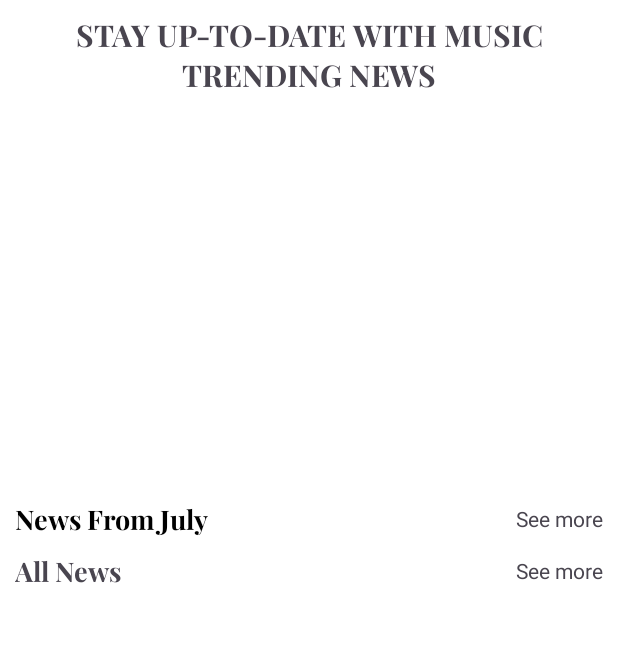
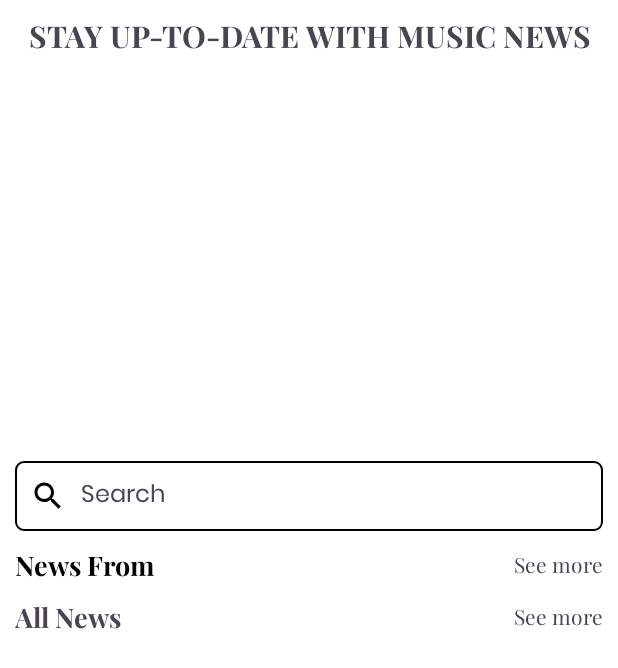
Before and after one commit to m4ykey/SndQue, an Android app: the fragment HomeFragment shown on its own in the app's theme, on a phone screen of 412 x 824 dp. Shown: the top 668 px of the screen. Run offline under Robolectric (Android 15) with nearby library versions, the phone set to English and light mode, and no system bars.

Commit message:
Search box

```diff
--- /dev/null
+++ b/app/src/main/res/drawable/ic_search.xml
@@ -0,0 +1,5 @@
+<vector android:height="24dp" android:tint="#000000"
+    android:viewportHeight="24" android:viewportWidth="24"
+    android:width="24dp" xmlns:android="http://schemas.android.com/apk/res/android">
+    <path android:fillColor="@android:color/white" android:pathData="M15.5,14h-0.79l-0.28,-0.27C15.41,12.59 16,11.11 16,9.5 16,5.91 13.09,3 9.5,3S3,5.91 3,9.5 5.91,16 9.5,16c1.61,0 3.09,-0.59 4.23,-1.57l0.27,0.28v0.79l5,4.99L20.49,19l-4.99,-5zM9.5,14C7.01,14 5,11.99 5,9.5S7.01,5 9.5,5 14,7.01 14,9.5 11.99,14 9.5,14z"/>
+</vector>
--- /dev/null
+++ b/app/src/main/res/drawable/search_box.xml
@@ -0,0 +1,7 @@
+<?xml version="1.0" encoding="utf-8"?>
+<shape xmlns:android="http://schemas.android.com/apk/res/android">
+
+    <corners android:radius="5dp"/>
+    <stroke android:width="1dp" android:color="@color/black"/>
+
+</shape>
--- a/app/src/main/res/layout/fragment_home.xml
+++ b/app/src/main/res/layout/fragment_home.xml
@@ -18,7 +18,7 @@
         app:layout_constraintEnd_toEndOf="parent"
         app:layout_constraintStart_toStartOf="parent"
         app:layout_constraintTop_toTopOf="parent"
-        android:text="@string/stay_up_to_date_with_music_trending_news" />
+        android:text="@string/stay_up_to_date_with_music_news" />
 
     <ImageView
         app:layout_constraintTop_toBottomOf="@id/txtHeader"
@@ -82,18 +82,46 @@
     </androidx.constraintlayout.widget.ConstraintLayout>
 
     <LinearLayout
+        android:background="@drawable/search_box"
+        android:padding="10dp"
+        android:gravity="center_vertical"
+        android:layout_margin="10dp"
+        android:orientation="horizontal"
+        android:layout_width="match_parent"
+        android:layout_height="wrap_content"
+        app:layout_constraintTop_toBottomOf="@+id/imgArticle"
+        app:layout_constraintStart_toStartOf="parent"
+        app:layout_constraintEnd_toEndOf="parent"
+        android:id="@+id/linearLayoutSearchBox">
+
+        <ImageView
+            android:src="@drawable/ic_search"
+            android:layout_width="wrap_content"
+            android:layout_height="wrap_content"/>
+
+        <TextView
+            android:fontFamily="@font/poppins"
+            android:textSize="16sp"
+            android:layout_marginStart="10dp"
+            android:text="@string/search"
+            android:layout_width="wrap_content"
+            android:layout_height="wrap_content"/>
+
+    </LinearLayout>
+
+    <LinearLayout
         android:gravity="center"
         android:id="@+id/linearLayoutCurrentMonth"
         android:layout_width="match_parent"
         android:orientation="horizontal"
-        app:layout_constraintTop_toBottomOf="@+id/imgArticle"
+        app:layout_constraintTop_toBottomOf="@id/linearLayoutSearchBox"
         app:layout_constraintStart_toStartOf="parent"
         app:layout_constraintEnd_toEndOf="parent"
         android:layout_margin="10dp"
         android:layout_height="wrap_content">
 
         <TextView
-            android:text="News From July"
+            android:text="@string/news_from"
             android:textColor="@color/black"
             android:textSize="18sp"
             android:layout_weight="1"
@@ -102,7 +130,8 @@
             android:layout_height="wrap_content"/>
 
         <TextView
-            android:text="See more"
+            android:fontFamily="@font/playfair_display"
+            android:text="@string/see_more"
             android:layout_width="wrap_content"
             android:layout_height="wrap_content"/>
 
@@ -136,7 +165,8 @@
             android:layout_height="wrap_content"/>
 
         <TextView
-            android:text="See more"
+            android:text="@string/see_more"
+            android:fontFamily="@font/playfair_display"
             android:layout_width="wrap_content"
             android:layout_height="wrap_content"/>
 
--- /dev/null
+++ b/app/src/main/res/layout/layout_news.xml
@@ -0,0 +1,6 @@
+<?xml version="1.0" encoding="utf-8"?>
+<androidx.constraintlayout.widget.ConstraintLayout xmlns:android="http://schemas.android.com/apk/res/android"
+    android:layout_width="match_parent"
+    android:layout_height="match_parent">
+
+</androidx.constraintlayout.widget.ConstraintLayout>
```
Also changed, not shown: app/src/main/res/values/strings.xml (+4 -45 lines).
